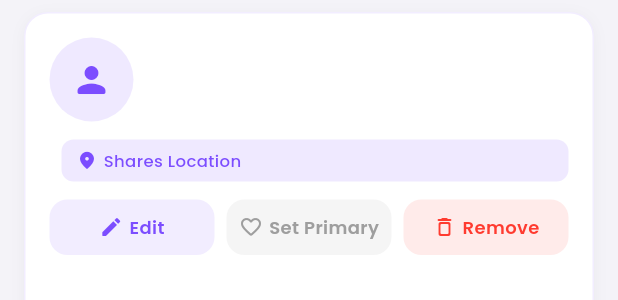
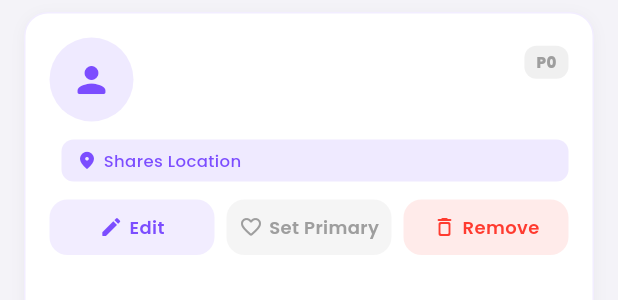
Before and after one commit to Muskanpoddar/tapguard-AI_Personal_Safety_App, a Flutter app: the ContactCard widget shown alone on an empty page, opened directly with empty values, on a phone screen of 412 x 824 dp. Shown: the top 300 px of the screen. Run offline on Flutter 3.47's test engine with Material 3 defaults, Android fonts, the phone set to English and light mode, and no system bars; our stand-ins replace cloud_firestore, firebase_auth, firebase_core, flutter_map, flutter_riverpod, geolocator and 6 more; missing offline and left inert: mailer, mobile_scanner, ndef_record, nfc_manager, onesignal_flutter, shake; accounts and stored records are empty.

Commit message:
Update contact card widget

```diff
--- a/lib/presentation/profile/widgets/contact_card.dart
+++ b/lib/presentation/profile/widgets/contact_card.dart
@@ -17,6 +17,12 @@ class ContactCard extends StatelessWidget {
     this.isEmergencyContact = false,
   });
 
+  Color _priorityColor(int priority) {
+    if (priority == 1) return const Color(0xFFFF3B30); // red - highest
+    if (priority == 2) return const Color(0xFFFF9500); // orange - medium
+    return Colors.grey; // low/default
+  }
+
   @override
   Widget build(BuildContext context) {
     const primaryColor = Color(0xFF7C4DFF);
@@ -29,13 +35,13 @@ class ContactCard extends StatelessWidget {
         borderRadius: BorderRadius.circular(16),
         border: Border.all(
           color: isEmergencyContact
-              ? emergencyColor.withOpacity(0.3)
-              : primaryColor.withOpacity(0.1),
+              ? emergencyColor.withValues(alpha: 0.3)
+              : primaryColor.withValues(alpha: 0.1),
           width: isEmergencyContact ? 2 : 1,
         ),
         boxShadow: [
           BoxShadow(
-            color: Colors.black.withOpacity(0.04),
+            color: Colors.black.withValues(alpha: 0.04),
             blurRadius: 8,
             offset: const Offset(0, 2),
           ),
@@ -54,8 +60,8 @@ class ContactCard extends StatelessWidget {
                   height: 56,
                   decoration: BoxDecoration(
                     color: isEmergencyContact
-                        ? emergencyColor.withOpacity(0.15)
-                        : primaryColor.withOpacity(0.12),
+                        ? emergencyColor.withValues(alpha: 0.15)
+                        : primaryColor.withValues(alpha: 0.12),
                     shape: BoxShape.circle,
                   ),
                   child: Center(
@@ -90,14 +96,37 @@ class ContactCard extends StatelessWidget {
                               overflow: TextOverflow.ellipsis,
                             ),
                           ),
-                          if (isEmergencyContact)
+                          // Priority badge
+                          if (contact.priority <= 3)
                             Container(
+                              margin: const EdgeInsets.only(left: 6),
                               padding: const EdgeInsets.symmetric(
                                 horizontal: 8,
                                 vertical: 4,
                               ),
                               decoration: BoxDecoration(
-                                color: emergencyColor.withOpacity(0.15),
+                                color: _priorityColor(contact.priority).withValues(alpha: 0.15),
+                                borderRadius: BorderRadius.circular(8),
+                              ),
+                              child: Text(
+                                'P${contact.priority}',
+                                style: TextStyle(
+                                  fontSize: 10,
+                                  fontWeight: FontWeight.w800,
+                                  color: _priorityColor(contact.priority),
+                                  fontFamily: 'Poppins',
+                                ),
+                              ),
+                            ),
+                          if (isEmergencyContact)
+                            Container(
+                              margin: const EdgeInsets.only(left: 6),
+                              padding: const EdgeInsets.symmetric(
+                                horizontal: 8,
+                                vertical: 4,
+                              ),
+                              decoration: BoxDecoration(
+                                color: emergencyColor.withValues(alpha: 0.15),
                                 borderRadius: BorderRadius.circular(8),
                               ),
                               child: Row(
@@ -153,7 +182,7 @@ class ContactCard extends StatelessWidget {
                         vertical: 6,
                       ),
                       decoration: BoxDecoration(
-                        color: const Color(0xFF34C759).withOpacity(0.12),
+                        color: const Color(0xFF34C759).withValues(alpha: 0.12),
                         borderRadius: BorderRadius.circular(8),
                       ),
                       child: const Row(
@@ -187,7 +216,7 @@ class ContactCard extends StatelessWidget {
                         vertical: 6,
                       ),
                       decoration: BoxDecoration(
-                        color: primaryColor.withOpacity(0.12),
+                        color: primaryColor.withValues(alpha:0.12),
                         borderRadius: BorderRadius.circular(8),
                       ),
                       child: const Row(
@@ -227,7 +256,7 @@ class ContactCard extends StatelessWidget {
                     child: Container(
                       padding: const EdgeInsets.symmetric(vertical: 10),
                       decoration: BoxDecoration(
-                        color: primaryColor.withOpacity(0.1),
+                        color: primaryColor.withValues(alpha:0.1),
                         borderRadius: BorderRadius.circular(12),
                       ),
                       child: const Row(
@@ -263,8 +292,8 @@ class ContactCard extends StatelessWidget {
                       padding: const EdgeInsets.symmetric(vertical: 10),
                       decoration: BoxDecoration(
                         color: isEmergencyContact
-                            ? emergencyColor.withOpacity(0.15)
-                            : Colors.grey.withOpacity(0.1),
+                            ? emergencyColor.withValues(alpha: 0.15)
+                            : Colors.grey.withValues(alpha: 0.1),
                         borderRadius: BorderRadius.circular(12),
                       ),
                       child: Row(
@@ -305,7 +334,7 @@ class ContactCard extends StatelessWidget {
                     child: Container(
                       padding: const EdgeInsets.symmetric(vertical: 10),
                       decoration: BoxDecoration(
-                        color: const Color(0xFFFF3B30).withOpacity(0.1),
+                        color: const Color(0xFFFF3B30).withValues(alpha: 0.1),
                         borderRadius: BorderRadius.circular(12),
                       ),
                       child: const Row(
```
